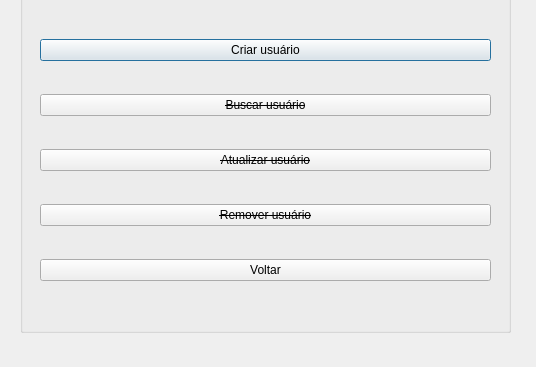
Before: the Qt Designer form src/ui/usermanagement.ui in gustavopresoti/ControleDeComandas, drawn with Qt 5; both pictures show x 0 to 536 and y 168 to 535 of the 536 by 535 pixel window.
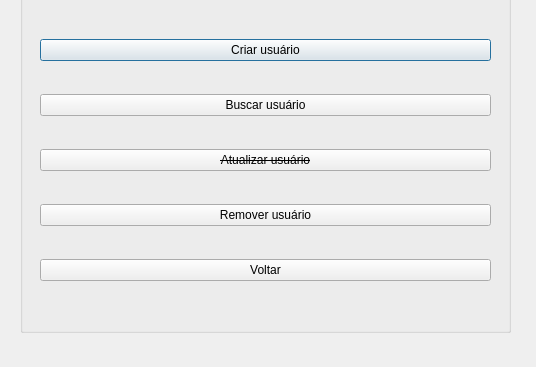
After: the same form once the commit is applied.

```diff
--- a/src/ui/usermanagement.ui
+++ b/src/ui/usermanagement.ui
@@ -77,7 +77,7 @@
       <widget class="QPushButton" name="pushButton_findUser">
        <property name="font">
         <font>
-         <strikeout>true</strikeout>
+         <strikeout>false</strikeout>
         </font>
        </property>
        <property name="text">
@@ -101,7 +101,7 @@
       <widget class="QPushButton" name="pushButton_deleteUser">
        <property name="font">
         <font>
-         <strikeout>true</strikeout>
+         <strikeout>false</strikeout>
         </font>
        </property>
        <property name="text">
```
Left out of the diff: 6 changed lines with no effect on the pictures.
